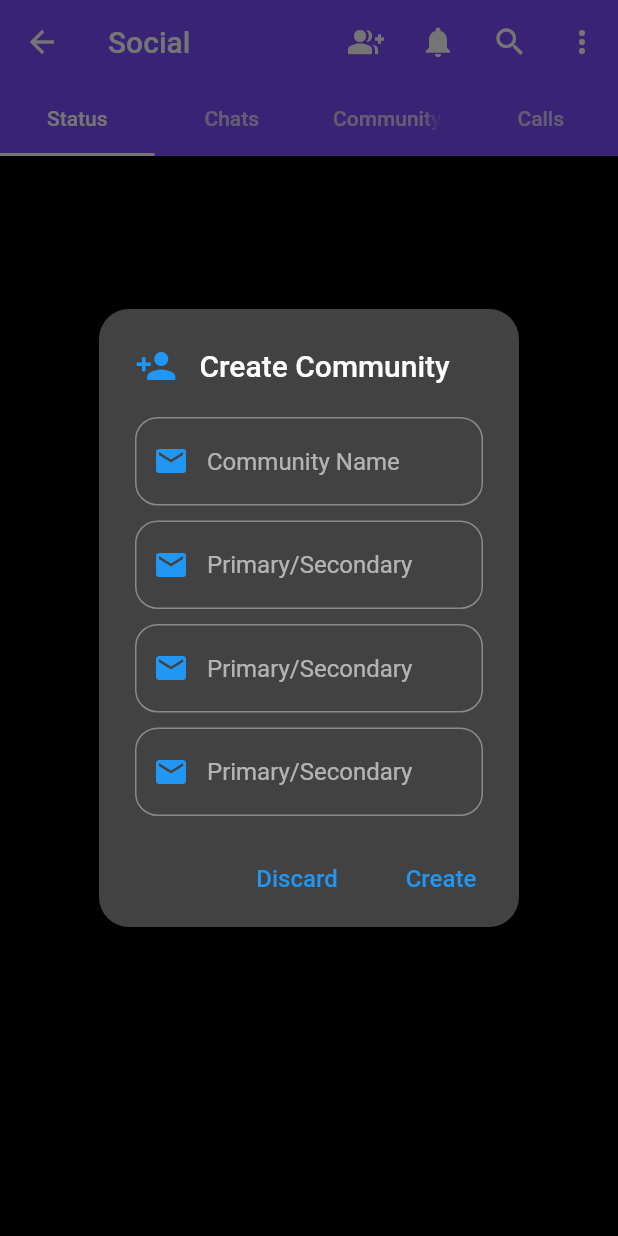
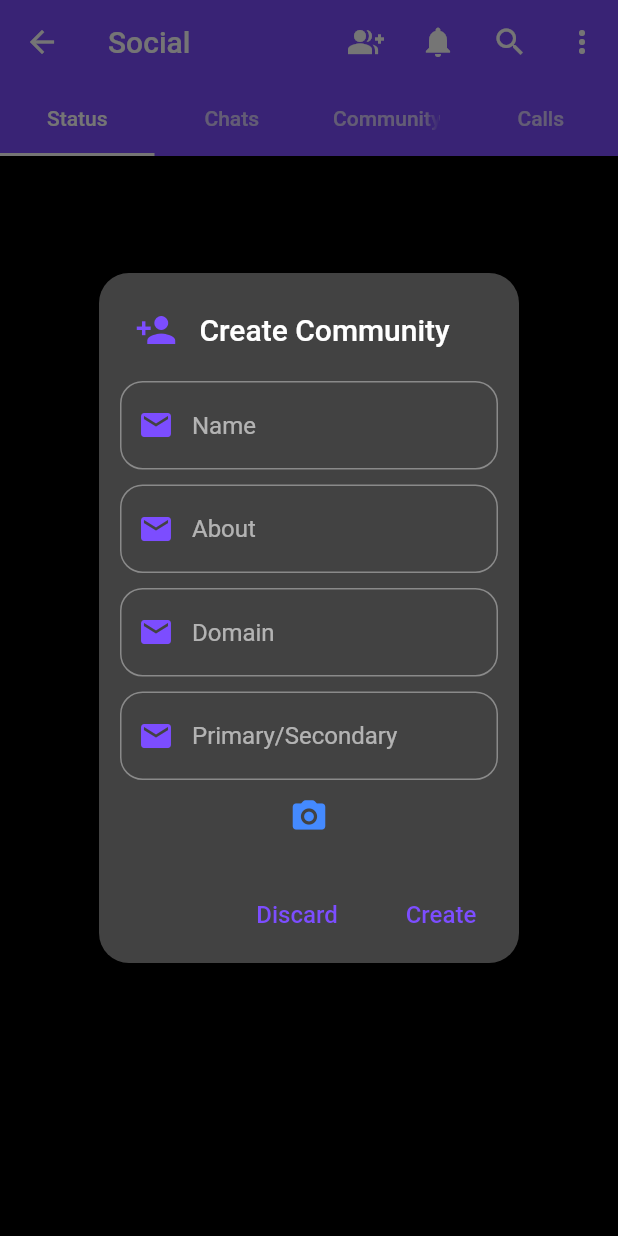
Before and after one commit to vermaanurag1532/WHILE_APP, a Flutter app: the SocialScreen screen opened directly, after a tap on the "group add" icon, on a phone screen of 412 x 824 dp. Run offline on Flutter 3.47's test engine with Material 2 defaults, Android fonts, the phone set to English and light mode, and no system bars; our stand-ins replace another_flushbar, cached_network_image, cloud_firestore, emoji_picker_flutter, firebase_auth, firebase_core and 10 more; missing offline and left inert: video_compress_plus; accounts and stored records are empty; network calls fail.

Commit message:
Add community

```diff
--- a/lib/resources/components/communities/add_community_widget.dart
+++ b/lib/resources/components/communities/add_community_widget.dart
@@ -1,31 +1,27 @@
 import 'dart:developer';
+import 'package:uuid/uuid.dart';
 
 import 'package:cloud_firestore/cloud_firestore.dart';
 import 'package:flutter/material.dart';
+import 'package:image_picker/image_picker.dart';
 
 import '../message/apis.dart';
 import '../message/models/community_user.dart';
 
+var uuid = Uuid();
+
 class AddCommunityScreen {
-  final CommunityUser community = CommunityUser(
-      image: '',
-      about: '',
-      name: '',
-      createdAt: '',
-      id: '',
-      email: '',
-      type: '',
-      noOfUsers: '',
-      domain: '');
-
   void addCommunityDialog(BuildContext context) {
     String name = '';
     String type = '';
+    String domain = '';
+    String about = '';
+
     showDialog(
       context: context,
       builder: (_) => AlertDialog(
         contentPadding:
-            const EdgeInsets.only(left: 24, right: 24, top: 20, bottom: 10),
+            const EdgeInsets.only(left: 14, right: 14, top: 20, bottom: 10),
 
         shape: RoundedRectangleBorder(borderRadius: BorderRadius.circular(20)),
 
@@ -34,7 +30,7 @@ class AddCommunityScreen {
           children: [
             Icon(
               Icons.person_add,
-              color: Colors.blue,
+              color: Colors.deepPurpleAccent,
               size: 28,
             ),
             SizedBox(width: 15),
@@ -51,8 +47,9 @@ class AddCommunityScreen {
               maxLines: null,
               onChanged: (value) => name = value,
               decoration: InputDecoration(
-                  hintText: 'Community Name',
-                  prefixIcon: const Icon(Icons.email, color: Colors.blue),
+                  hintText: 'Name',
+                  prefixIcon:
+                      const Icon(Icons.email, color: Colors.deepPurpleAccent),
                   border: OutlineInputBorder(
                       borderRadius: BorderRadius.circular(15))),
             ),
@@ -62,10 +59,25 @@ class AddCommunityScreen {
             //About community
             TextFormField(
               maxLines: null,
-              onChanged: (value) => type = value,
+              onChanged: (value) => about = value,
               decoration: InputDecoration(
-                  hintText: 'Primary/Secondary',
-                  prefixIcon: const Icon(Icons.email, color: Colors.blue),
+                  hintText: 'About',
+                  prefixIcon:
+                      const Icon(Icons.email, color: Colors.deepPurpleAccent),
+                  border: OutlineInputBorder(
+                      borderRadius: BorderRadius.circular(15))),
+            ),
+            const SizedBox(
+              height: 10,
+            ),
+            //Domain
+            TextFormField(
+              maxLines: null,
+              onChanged: (value) => domain = value,
+              decoration: InputDecoration(
+                  hintText: 'Domain',
+                  prefixIcon:
+                      const Icon(Icons.email, color: Colors.deepPurpleAccent),
                   border: OutlineInputBorder(
                       borderRadius: BorderRadius.circular(15))),
             ),
@@ -77,22 +89,27 @@ class AddCommunityScreen {
               onChanged: (value) => type = value,
               decoration: InputDecoration(
                   hintText: 'Primary/Secondary',
-                  prefixIcon: const Icon(Icons.email, color: Colors.blue),
+                  prefixIcon:
+                      const Icon(Icons.email, color: Colors.deepPurpleAccent),
                   border: OutlineInputBorder(
                       borderRadius: BorderRadius.circular(15))),
             ),
-            const SizedBox(
-              height: 10,
-            ),
-            TextFormField(
-              maxLines: null,
-              onChanged: (value) => type = value,
-              decoration: InputDecoration(
-                  hintText: 'Primary/Secondary',
-                  prefixIcon: const Icon(Icons.email, color: Colors.blue),
-                  border: OutlineInputBorder(
-                      borderRadius: BorderRadius.circular(15))),
-            ),
+            IconButton(
+                onPressed: () async {
+                  final ImagePicker picker = ImagePicker();
+
+                  // Pick an image
+                  final XFile? image = await picker.pickImage(
+                      source: ImageSource.camera, imageQuality: 70);
+                  if (image != null) {
+                    log('Image Path: ${image.path}');
+
+                    // await APIs.communitySendChatImage(
+                    //     widget.user, File(image.path));
+                  }
+                },
+                icon: const Icon(Icons.camera_alt_rounded,
+                    color: Colors.blueAccent, size: 26)),
           ],
         ),
 
@@ -105,35 +122,54 @@ class AddCommunityScreen {
                 Navigator.pop(context);
               },
               child: const Text('Discard',
-                  style: TextStyle(color: Colors.blue, fontSize: 16))),
+                  style:
+                      TextStyle(color: Colors.deepPurpleAccent, fontSize: 16))),
 
           //add button
           MaterialButton(
               onPressed: () async {
                 if (type != '' && name != '') {
-                  await FirebaseFirestore.instance
-                      .collection('communities')
-                      .add({
-                    'name': name,
-                    'type': type,
-                    'admin': APIs.me.name,
-                    'lastMessage': ''
-                  }).then((value) {
-                    log(value.id);
-                    FirebaseFirestore.instance
-                        .collection('communities')
-                        .doc(value.id)
-                        .update({
-                      'id': value.id,
-                    });
-                  });
+                  // await FirebaseFirestore.instance
+                  //     .collection('communities')
+                  //     .add({
+                  //   'name': name,
+                  //   'type': type,
+                  //   'admin': APIs.me.name,
+                  //   'lastMessage': ''
+                  // }).then((value) {
+                  //   log(value.id);
+                  //   FirebaseFirestore.instance
+                  //       .collection('communities')
+                  //       .doc(value.id)
+                  //       .update({
+                  //     'id': value.id,
+                  //   });
+                  // });
+                  /////
+                  final time = DateTime.now().millisecondsSinceEpoch.toString();
+                  final String id = uuid.v4();
+                  final CommunityUser community = CommunityUser(
+                      image: '',
+                      about: about,
+                      name: name,
+                      createdAt: time,
+                      id: id,
+                      email: APIs.me.email,
+                      type: type,
+                      noOfUsers: '1',
+                      domain: domain,
+                      admin: APIs.me.name);
+
+                  final ref =
+                      FirebaseFirestore.instance.collection('communities');
+                  await ref.doc(id).set(community.toJson());
 
                   Navigator.pop(context);
                 }
               },
               child: const Text(
                 'Create',
-                style: TextStyle(color: Colors.blue, fontSize: 16),
+                style: TextStyle(color: Colors.deepPurpleAccent, fontSize: 16),
               ))
         ],
       ),
--- a/lib/resources/components/message/models/community_user.dart
+++ b/lib/resources/components/message/models/community_user.dart
@@ -12,6 +12,7 @@ class CommunityUser {
     required this.type,
     required this.noOfUsers,
     required this.domain,
+    required this.admin,
   });
   late String image;
   late String about;
@@ -25,6 +26,7 @@ class CommunityUser {
   late String type;
   late String noOfUsers;
   late String domain;
+  late String admin;
 
   CommunityUser.fromJson(Map<String, dynamic> json) {
     image = json['image'] ?? '';
@@ -39,6 +41,7 @@ class CommunityUser {
     type = json['type'] ?? '';
     noOfUsers = json['noOfUsers'] ?? '';
     domain = json['domain'] ?? '';
+    admin = json['admin'] ?? '';
   }
 
   Map<String, dynamic> toJson() {
@@ -55,6 +58,7 @@ class CommunityUser {
     data['type'] = type;
     data['noOfUsers'] = noOfUsers;
     data['domain'] = domain;
+    data['admin'] = admin;
 
     return data;
   }
```
